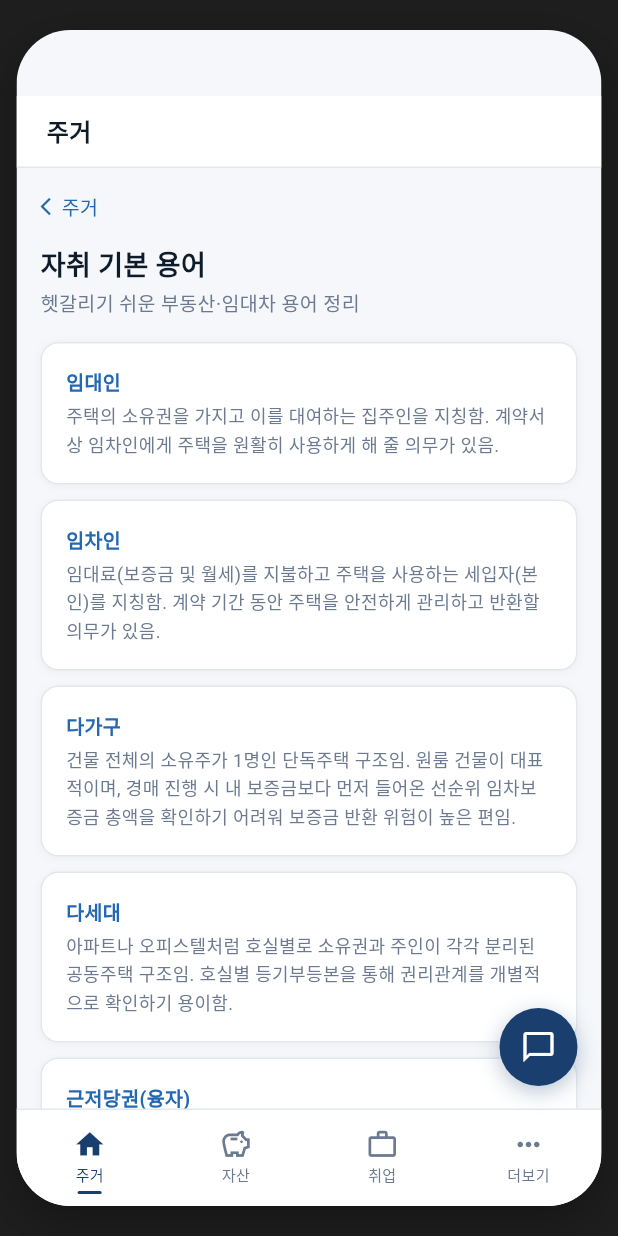
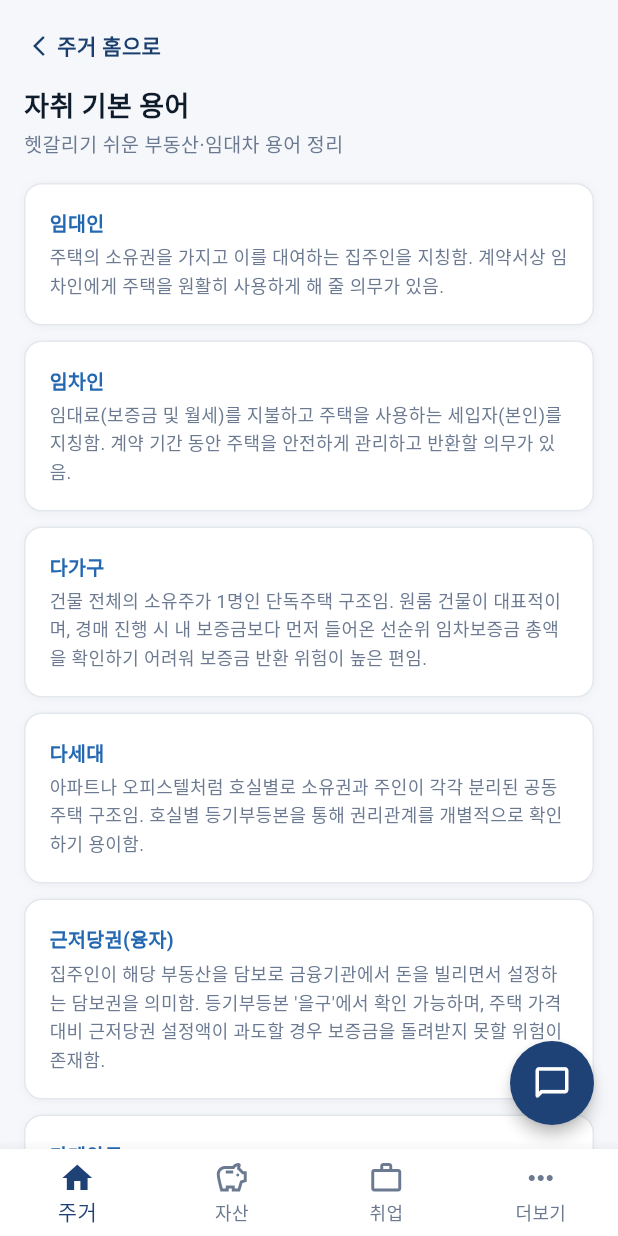
Before and after one commit to 20252185-prog/IT__Competiton, a Flutter app: the screen it shows after launch, after a tap on "기본 용어 설명", on a phone screen of 412 x 824 dp. Run offline on Flutter 3.47's test engine with Material 3 defaults, Android fonts, the phone set to English and light mode, and no system bars; our stand-ins replace firebase_ai, firebase_core; accounts and stored records are empty; Roboto replaces fonts that are missing (NotoSansKR).

Commit message:
파일 수정

```diff
--- a/flutterCode/lib/main.dart
+++ b/flutterCode/lib/main.dart
@@ -1,8 +1,16 @@
 import 'package:flutter/material.dart';
+import 'package:firebase_core/firebase_core.dart';
+import 'firebase_options.dart';
 import 'constants/colors.dart';
 import 'screens/main_screen.dart';
 
-void main() {
+void main() async {
+  WidgetsFlutterBinding.ensureInitialized();
+
+  await Firebase.initializeApp(
+    options: DefaultFirebaseOptions.currentPlatform,
+  );
+
   runApp(const MyApp());
 }
 
@@ -20,31 +28,9 @@ class MyApp extends StatelessWidget {
         colorScheme: ColorScheme.fromSeed(seedColor: kPrimary),
         useMaterial3: true,
       ),
-      home: Scaffold(
-        backgroundColor: const Color(0xFF1E1E1E),
-        body: Center(
-          child: Container(
-            margin: const EdgeInsets.symmetric(vertical: 20),
-            constraints: const BoxConstraints(
-              maxWidth: 390,
-              maxHeight: 844,
-            ),
-            decoration: BoxDecoration(
-              borderRadius: BorderRadius.circular(36),
-              boxShadow: [
-                BoxShadow(
-                  color: Colors.black.withOpacity(0.3),
-                  blurRadius: 25,
-                  offset: const Offset(0, 10),
-                ),
-              ],
-            ),
-            child: ClipRRect(
-              borderRadius: BorderRadius.circular(36),
-              child: const MainScreen(),
-            ),
-          ),
-        ),
+      // Scaffold로 감싸서 Material 위젯 에러 방지 및 전체 화면 출력
+      home: const Scaffold(
+        body: MainScreen(),
       ),
     );
   }
--- a/flutterCode/lib/screens/chatbot_screen.dart
+++ b/flutterCode/lib/screens/chatbot_screen.dart
@@ -1,5 +1,5 @@
 import 'package:flutter/material.dart';
-import 'package:google_generative_ai/google_generative_ai.dart';
+import 'package:firebase_ai/firebase_ai.dart';
 import '../constants/colors.dart';
 
 class ChatbotScreen extends StatefulWidget {
@@ -11,10 +11,6 @@ class ChatbotScreen extends StatefulWidget {
 }
 
 class _ChatbotScreenState extends State<ChatbotScreen> {
-  // 🔑 구글 AI Studio 개인 계정 키
-  // 키를 비워서 저장 (Ctrl + S)
-  static const String _apiKey = String.fromEnvironment('GEMINI_API_KEY');
-
   GenerativeModel? _model;
   ChatSession? _chatSession;
   bool _isLoading = false;
@@ -22,7 +18,7 @@ class _ChatbotScreenState extends State<ChatbotScreen> {
   final List<Map<String, String>> _messages = [
     {
       'from': 'bot',
-      'text': '안녕하세요! 👋 Gemini AI입니다.\n주거, 자산, 취업 등 궁금한 것은 무엇이든 편하게 질문해보세요!'
+      'text': '안녕하세요! 👋 Firebase Gemini AI입니다.\n사회초년생 가이드 앱에 대해 궁금한 점이나 주거, 청년 정책 등 무엇이든 편하게 질문해보세요!'
     },
   ];
 
@@ -32,25 +28,19 @@ class _ChatbotScreenState extends State<ChatbotScreen> {
   @override
   void initState() {
     super.initState();
-    _initGemini();
+    _initAi();
   }
 
-  void _initGemini() {
-    // 💡 키가 완전히 비어있을 때만 차단하도록 수정되었습니다!
-    if (_apiKey.isEmpty) {
-      print('⚠️ [Gemini Error] API 키가 비어 있습니다.');
-      return;
-    }
-
+  // 💡 API 키 없이 Firebase 인증으로 바로 AI 연결!
+  void _initAi() {
     try {
-      _model = GenerativeModel(
-        model: 'gemini-3-flash-preview', // 최신 권장 모델 (안 될 경우 'gemini-1.5-flash'로 변경)
-        apiKey: _apiKey,
+      _model = FirebaseAI.googleAI().generativeModel(
+        model: 'gemini-1.5-flash',
       );
       _chatSession = _model!.startChat();
-      print('✅ Gemini AI가 성공적으로 초기화되었습니다!');
+      print('✅ Firebase Gemini AI가 성공적으로 초기화되었습니다!');
     } catch (e) {
-      print('❌ Gemini 초기화 에러: $e');
+      print('❌ AI 초기화 실패: $e');
     }
   }
 
@@ -69,18 +59,23 @@ class _ChatbotScreenState extends State<ChatbotScreen> {
       if (_chatSession != null) {
         final response = await _chatSession!.sendMessage(Content.text(text));
         setState(() {
-          _messages.add({'from': 'bot', 'text': response.text ?? '답변을 생성하지 못했습니다.'});
+          _messages.add({
+            'from': 'bot',
+            'text': response.text ?? '답변을 생성하지 못했습니다.'
+          });
         });
       } else {
         setState(() {
-          _messages.add({'from': 'bot', 'text': 'API 키를 다시 확인해 주세요 (초기화 실패).'});
+          _messages.add({
+            'from': 'bot',
+            'text': 'AI 연결 준비 중입니다. 잠시 후 다시 시도해 주세요.'
+          });
         });
       }
     } catch (e) {
-      // 💡 터미널에 진짜 원인이 찍히도록 print 추가
-      print('❌ 메세지 전송 실패 원인: $e');
+      print('❌ 메세지 전송 실패: $e');
       setState(() {
-        _messages.add({'from': 'bot', 'text': '네트워크 오류가 발생했거나 API 키가 올바르지 않습니다.\n($e)'});
+        _messages.add({'from': 'bot', 'text': '오류가 발생했습니다: $e'});
       });
     } finally {
       setState(() {
@@ -110,7 +105,7 @@ class _ChatbotScreenState extends State<ChatbotScreen> {
         children: [
           const SizedBox(height: 44),
 
-          // --- 헤더 (상단) ---
+          // --- 헤더 ---
           Container(
             padding: const EdgeInsets.symmetric(horizontal: 16, vertical: 12),
             decoration: const BoxDecoration(
@@ -148,7 +143,7 @@ class _ChatbotScreenState extends State<ChatbotScreen> {
             ),
           ),
 
-          // --- 대화 내역 목록 ---
+          // --- 메시지 목록 ---
           Expanded(
             child: ListView.builder(
               controller: _scrollCtrl,
@@ -198,7 +193,7 @@ class _ChatbotScreenState extends State<ChatbotScreen> {
             ),
           ),
 
-          // --- 하단 입력창 ---
+          // --- 입력창 ---
           Container(
             padding: const EdgeInsets.fromLTRB(16, 8, 16, 16),
             decoration: const BoxDecoration(
--- a/flutterCode/lib/screens/housing_tab.dart
+++ b/flutterCode/lib/screens/housing_tab.dart
@@ -3,13 +3,13 @@ import '../constants/colors.dart';
 import '../models/app_data.dart';
 import '../widgets/accordion_item.dart';
 import '../widgets/app_card.dart';
-import '../widgets/back_button.dart';
 import '../widgets/grid_menu_card.dart';
 import '../widgets/section_header.dart';
 import '../widgets/tag_badge.dart';
 
 class HousingTab extends StatefulWidget {
   const HousingTab({super.key});
+
   @override
   State<HousingTab> createState() => _HousingTabState();
 }
@@ -19,9 +19,39 @@ class _HousingTabState extends State<HousingTab> {
   final Set<int> _checked = {};
   String _selectedTroubleCategory = '층간소음';
 
+  // 🔙 이전으로 돌아가기 버튼 공통 위젯
+  Widget _buildBackButton(String label) {
+    return Padding(
+      padding: const EdgeInsets.only(bottom: 12),
+      child: InkWell(
+        onTap: () => setState(() => _activeSection = null),
+        borderRadius: BorderRadius.circular(8),
+        child: Padding(
+          padding: const EdgeInsets.symmetric(vertical: 4, horizontal: 2),
+          child: Row(
+            mainAxisSize: MainAxisSize.min,
+            children: [
+              const Icon(Icons.arrow_back_ios_new, size: 16, color: kPrimary),
+              const SizedBox(width: 4),
+              Text(
+                label,
+                style: const TextStyle(
+                  fontSize: 14,
+                  fontWeight: FontWeight.w600,
+                  color: kPrimary,
+                ),
+              ),
+            ],
+          ),
+        ),
+      ),
+    );
+  }
+
   @override
   Widget build(BuildContext context) {
-    return SingleChildScrollView(
+    return SafeArea(
+      child: SingleChildScrollView(
         padding: const EdgeInsets.all(16),
         child: _activeSection == null
             ? _buildHome()
@@ -32,9 +62,11 @@ class _HousingTabState extends State<HousingTab> {
                     : _activeSection == 'trouble'
                         ? _buildTrouble()
                         : _buildTerms(),
+      ),
     );
   }
 
+  // 1. 메인 주거 홈 화면
   Widget _buildHome() {
     final sections = [
       {'id': 'terms', 'label': '기본 용어 설명', 'icon': Icons.menu_book_outlined, 'iconColor': 0xFF7C3AED, 'iconBg': 0xFFF5F3FF},
@@ -42,13 +74,17 @@ class _HousingTabState extends State<HousingTab> {
       {'id': 'trouble', 'label': '트러블슈팅 가이드', 'icon': Icons.warning_amber_outlined, 'iconColor': 0xFFEA580C, 'iconBg': 0xFFFFF7ED},
       {'id': 'contract', 'label': '계약서 팁', 'icon': Icons.description_outlined, 'iconColor': 0xFF2563EB, 'iconBg': 0xFFEFF6FF},
     ];
+
     return Column(
       crossAxisAlignment: CrossAxisAlignment.start,
       children: [
         Container(
           width: double.infinity,
           padding: const EdgeInsets.all(20),
-          decoration: BoxDecoration(color: kPrimary, borderRadius: BorderRadius.circular(16)),
+          decoration: BoxDecoration(
+            color: kPrimary,
+            borderRadius: BorderRadius.circular(16),
+          ),
           child: Column(
             crossAxisAlignment: CrossAxisAlignment.start,
             children: const [
@@ -83,17 +119,25 @@ class _HousingTabState extends State<HousingTab> {
     );
   }
 
+  // 2. 월세 계약서 팁
   Widget _buildContract() {
     return Column(
       crossAxisAlignment: CrossAxisAlignment.start,
       children: [
-        BackButton2(label: '주거', onTap: () => setState(() => _activeSection = null)),
+        _buildBackButton('주거 홈으로'),
         const SectionHeader(title: '월세 계약서 팁', subtitle: '계약 전후 반드시 확인해야 할 체크포인트'),
         ...contractTips.map((tip) {
           Color bg, fg;
-          if (tip['tag'] == '필수') { bg = const Color(0xFFFEE2E2); fg = const Color(0xFFB91C1C); }
-          else if (tip['tag'] == '권장') { bg = const Color(0xFFDBEAFE); fg = const Color(0xFF1D4ED8); }
-          else { bg = kMuted; fg = kMutedFg; }
+          if (tip['tag'] == '필수') {
+            bg = const Color(0xFFFEE2E2);
+            fg = const Color(0xFFB91C1C);
+          } else if (tip['tag'] == '권장') {
+            bg = const Color(0xFFDBEAFE);
+            fg = const Color(0xFF1D4ED8);
+          } else {
+            bg = kMuted;
+            fg = kMutedFg;
+          }
           return Padding(
             padding: const EdgeInsets.only(bottom: 10),
             child: AppCard(
@@ -122,12 +166,13 @@ class _HousingTabState extends State<HousingTab> {
     );
   }
 
+  // 3. 자취방 구하기 체크리스트
   Widget _buildChecklist() {
     final progress = _checked.length;
     return Column(
       crossAxisAlignment: CrossAxisAlignment.start,
       children: [
-        BackButton2(label: '주거', onTap: () => setState(() => _activeSection = null)),
+        _buildBackButton('주거 홈으로'),
         const SectionHeader(title: '자취방 구하기 체크리스트'),
         AppCard(
           child: Column(
@@ -136,14 +181,14 @@ class _HousingTabState extends State<HousingTab> {
                 mainAxisAlignment: MainAxisAlignment.spaceBetween,
                 children: [
                   Text('$progress / ${checklistItems.length} 완료', style: const TextStyle(fontSize: 13, fontWeight: FontWeight.w500, color: kForeground)),
-                  Text('${(progress / checklistItems.length * 100).round()}%', style: const TextStyle(fontSize: 12, color: kMutedFg)),
+                  Text('${(checklistItems.isEmpty ? 0 : (progress / checklistItems.length * 100)).round()}%', style: const TextStyle(fontSize: 12, color: kMutedFg)),
                 ],
               ),
               const SizedBox(height: 8),
               ClipRRect(
                 borderRadius: BorderRadius.circular(4),
                 child: LinearProgressIndicator(
-                  value: progress / checklistItems.length,
+                  value: checklistItems.isEmpty ? 0 : progress / checklistItems.length,
                   backgroundColor: kMuted,
                   color: kAccent,
                   minHeight: 8,
@@ -172,7 +217,11 @@ class _HousingTabState extends State<HousingTab> {
                   Expanded(
                     child: Text(
                       checklistItems[i],
-                      style: TextStyle(fontSize: 13, color: checked ? kMutedFg : kForeground, decoration: checked ? TextDecoration.lineThrough : null),
+                      style: TextStyle(
+                        fontSize: 13,
+                        color: checked ? kMutedFg : kForeground,
+                        decoration: checked ? TextDecoration.lineThrough : null,
+                      ),
                     ),
                   ),
                 ],
@@ -185,6 +234,7 @@ class _HousingTabState extends State<HousingTab> {
     );
   }
 
+  // 4. 트러블슈팅 가이드
   Widget _buildTrouble() {
     final filteredItems = troubleshootingItems
         .where((item) => item['category'] == _selectedTroubleCategory)
@@ -193,9 +243,8 @@ class _HousingTabState extends State<HousingTab> {
     return Column(
       crossAxisAlignment: CrossAxisAlignment.start,
       children: [
-        BackButton2(label: '주거', onTap: () => setState(() => _activeSection = null)),
+        _buildBackButton('주거 홈으로'),
         const SectionHeader(title: '트러블슈팅 가이드', subtitle: '자취 중 자주 발생하는 문제와 대처법'),
-
         SingleChildScrollView(
           scrollDirection: Axis.horizontal,
           child: Row(
@@ -211,9 +260,7 @@ class _HousingTabState extends State<HousingTab> {
                     decoration: BoxDecoration(
                       color: isSelected ? kPrimary : kCard,
                       borderRadius: BorderRadius.circular(20),
-                      border: Border.all(
-                        color: isSelected ? kPrimary : kBorder,
-                      ),
+                      border: Border.all(color: isSelected ? kPrimary : kBorder),
                     ),
                     child: Text(
                       category,
@@ -229,7 +276,6 @@ class _HousingTabState extends State<HousingTab> {
             }).toList(),
           ),
         ),
-
         ...filteredItems.map((item) {
           return Padding(
             padding: const EdgeInsets.only(bottom: 10),
@@ -244,11 +290,12 @@ class _HousingTabState extends State<HousingTab> {
     );
   }
 
+  // 5. 자취 기본 용어
   Widget _buildTerms() {
     return Column(
       crossAxisAlignment: CrossAxisAlignment.start,
       children: [
-        BackButton2(label: '주거', onTap: () => setState(() => _activeSection = null)),
+        _buildBackButton('주거 홈으로'),
         const SectionHeader(title: '자취 기본 용어', subtitle: '헷갈리기 쉬운 부동산·임대차 용어 정리'),
         ...housingTerms.map((item) {
           return Padding(
--- a/flutterCode/lib/screens/main_screen.dart
+++ b/flutterCode/lib/screens/main_screen.dart
@@ -1,141 +1,112 @@
 import 'package:flutter/material.dart';
-import 'package:flutter/services.dart';
 import '../constants/colors.dart';
-import 'assets_tab.dart';
-import 'chatbot_screen.dart';
-import 'employment_tab.dart';
-import 'housing_tab.dart';
-import 'more_tab.dart';
+
+// 📁 개별 탭 및 화면 파일 불러오기
+import 'housing_tab.dart';     // 🏠 주거 (기본용어, 체크리스트, 트러블슈팅, 계약서팁)
+import 'assets_tab.dart';      // 💰 자산 (청약가이드, 정부지원금)
+import 'employment_tab.dart';  // 💼 취업 (근로계약서, 구직사이트)
+import 'more_tab.dart';        // 💬 더보기 (비상연락처 등)
+import 'chatbot_screen.dart';  // 🤖 AI 챗봇
 
 class MainScreen extends StatefulWidget {
   const MainScreen({super.key});
+
   @override
   State<MainScreen> createState() => _MainScreenState();
 }
 
 class _MainScreenState extends State<MainScreen> {
-  int _currentIndex = 0;
-  bool _chatOpen = false;
+  // 0: 주거, 1: 자산, 2: 취업, 3: 더보기
+  int _selectedIndex = 0;
 
-  final List<Widget> _tabs = const [
+  // 💡 정식 탭 화면 연결 (순서: 0-주거, 1-자산, 2-취업, 3-더보기)
+  final List<Widget> _pages = const [
     HousingTab(),
     AssetsTab(),
     EmploymentTab(),
     MoreTab(),
   ];
 
-  final List<String> _titles = ['주거', '자산', '취업', '더보기'];
-
-  @override
-  Widget build(BuildContext context) {
-    return AnnotatedRegion<SystemUiOverlayStyle>(
-      value: SystemUiOverlayStyle.dark,
-      child: Scaffold(
-        backgroundColor: kBackground,
-        body: Stack(
-          children: [
-            Column(
-              children: [
-                const SizedBox(height: 44),
-                Container(
-                  padding: const EdgeInsets.symmetric(horizontal: 20, vertical: 12),
-                  decoration: const BoxDecoration(
-                    color: kCard,
-                    border: Border(bottom: BorderSide(color: kBorder, width: 1)),
-                  ),
-                  child: Row(
-                    children: [
-                      Text(
-                        _titles[_currentIndex],
-                        style: const TextStyle(
-                          fontSize: 16,
-                          fontWeight: FontWeight.w700,
-                          color: kForeground,
-                        ),
-                      ),
-                    ],
-                  ),
-                ),
-                Expanded(
-                  child: IndexedStack(
-                    index: _currentIndex,
-                    children: _tabs,
-                  ),
-                ),
-                Container(
-                  decoration: const BoxDecoration(
-                    color: kCard,
-                    border: Border(top: BorderSide(color: kBorder, width: 1)),
-                  ),
-                  child: SafeArea(
-                    top: false,
-                    child: Row(
-                      children: List.generate(4, (i) {
-                        final icons = [Icons.home_outlined, Icons.savings_outlined, Icons.work_outline, Icons.more_horiz];
-                        final activeIcons = [Icons.home, Icons.savings, Icons.work, Icons.more_horiz];
-                        final labels = ['주거', '자산', '취업', '더보기'];
-                        final active = _currentIndex == i;
-                        return Expanded(
-                          child: GestureDetector(
-                            onTap: () => setState(() => _currentIndex = i),
-                            behavior: HitTestBehavior.opaque,
-                            child: Column(
-                              mainAxisSize: MainAxisSize.min,
-                              children: [
-                                const SizedBox(height: 12),
-                                Icon(
-                                  active ? activeIcons[i] : icons[i],
-                                  size: 22,
-                                  color: active ? kPrimary : kMutedFg,
-                                ),
-                                const SizedBox(height: 2),
-                                Text(
-                                  labels[i],
-                                  style: TextStyle(
-                                    fontSize: 10,
-                                    fontWeight: FontWeight.w500,
-                                    color: active ? kPrimary : kMutedFg,
-                                  ),
-                                ),
-                                const SizedBox(height: 4),
-                                if (active)
-                                  Container(width: 16, height: 2, decoration: BoxDecoration(color: kPrimary, borderRadius: BorderRadius.circular(1)))
-                                else
-                                  const SizedBox(height: 2),
-                                const SizedBox(height: 8),
-                              ],
-                            ),
-                          ),
-                        );
-                      }),
-                    ),
-                  ),
-                ),
-              ],
-            ),
-            if (!_chatOpen)
-              Positioned(
-                bottom: 80,
-                right: 16,
-                child: GestureDetector(
-                  onTap: () => setState(() => _chatOpen = true),
-                  child: Container(
-                    width: 52,
-                    height: 52,
-                    decoration: BoxDecoration(
-                      color: kPrimary,
-                      shape: BoxShape.circle,
-                      boxShadow: [BoxShadow(color: kPrimary.withOpacity(0.3), blurRadius: 12, offset: const Offset(0, 4))],
-                    ),
-                    child: const Icon(Icons.chat_bubble_outline, color: Colors.white, size: 24),
-                  ),
-                ),
-              ),
-            if (_chatOpen)
-              ChatbotScreen(onClose: () => setState(() => _chatOpen = false)),
-          ],
+  // 💬 하단 동그란 챗봇 버튼 클릭 이벤트
+  void _openChatbot() {
+    showModalBottomSheet(
+      context: context,
+      isScrollControlled: true,
+      useSafeArea: true,
+      backgroundColor: Colors.transparent,
+      builder: (context) => Container(
+        height: MediaQuery.of(context).size.height * 0.85,
+        decoration: const BoxDecoration(
+          color: kBackground,
+          borderRadius: BorderRadius.vertical(top: Radius.circular(20)),
+        ),
+        child: ClipRRect(
+          borderRadius: const BorderRadius.vertical(top: Radius.circular(20)),
+          child: ChatbotScreen(
+            onClose: () => Navigator.pop(context),
+          ),
         ),
       ),
     );
   }
+
+  @override
+  Widget build(BuildContext context) {
+    return Scaffold(
+      body: SafeArea(
+        child: IndexedStack(
+          index: _selectedIndex,
+          children: _pages,
+        ),
+      ),
+
+      // 💬 하단 오른쪽 둥근 제미나이 AI 챗봇 버튼
+      floatingActionButton: FloatingActionButton(
+        onPressed: _openChatbot,
+        backgroundColor: const Color(0xFF1E4276),
+        shape: const CircleBorder(),
+        elevation: 4,
+        child: const Icon(
+          Icons.chat_bubble_outline_rounded,
+          color: Colors.white,
+          size: 26,
+        ),
+      ),
+
+      // 📱 하단 4개 네비게이션 탭 바
+      bottomNavigationBar: BottomNavigationBar(
+        currentIndex: _selectedIndex,
+        onTap: (index) {
+          setState(() {
+            _selectedIndex = index;
+          });
+        },
+        type: BottomNavigationBarType.fixed,
+        selectedItemColor: const Color(0xFF1E4276),
+        unselectedItemColor: kMutedFg,
+        backgroundColor: kCard,
+        items: const [
+          BottomNavigationBarItem(
+            icon: Icon(Icons.home_outlined),
+            activeIcon: Icon(Icons.home),
+            label: '주거',
+          ),
+          BottomNavigationBarItem(
+            icon: Icon(Icons.savings_outlined),
+            activeIcon: Icon(Icons.savings),
+            label: '자산',
+          ),
+          BottomNavigationBarItem(
+            icon: Icon(Icons.work_outline),
+            activeIcon: Icon(Icons.work),
+            label: '취업',
+          ),
+          BottomNavigationBarItem(
+            icon: Icon(Icons.more_horiz),
+            label: '더보기',
+          ),
+        ],
+      ),
+    );
+  }
 }
--- a/flutterCode/pubspec.yaml
+++ b/flutterCode/pubspec.yaml
@@ -35,6 +35,8 @@ dependencies:
   # Use with the CupertinoIcons class for iOS style icons.
   cupertino_icons: ^1.0.8
   google_generative_ai: ^0.4.7
+  firebase_core: ^4.12.1
+  firebase_ai: ^3.14.1
 
 dev_dependencies:
   flutter_test:
```
Also changed, not shown: flutterCode/lib/firebase_options.dart (added), flutterCode/pubspec.lock, 4 other files. Lines whose indentation alone changed are shown as unchanged.
